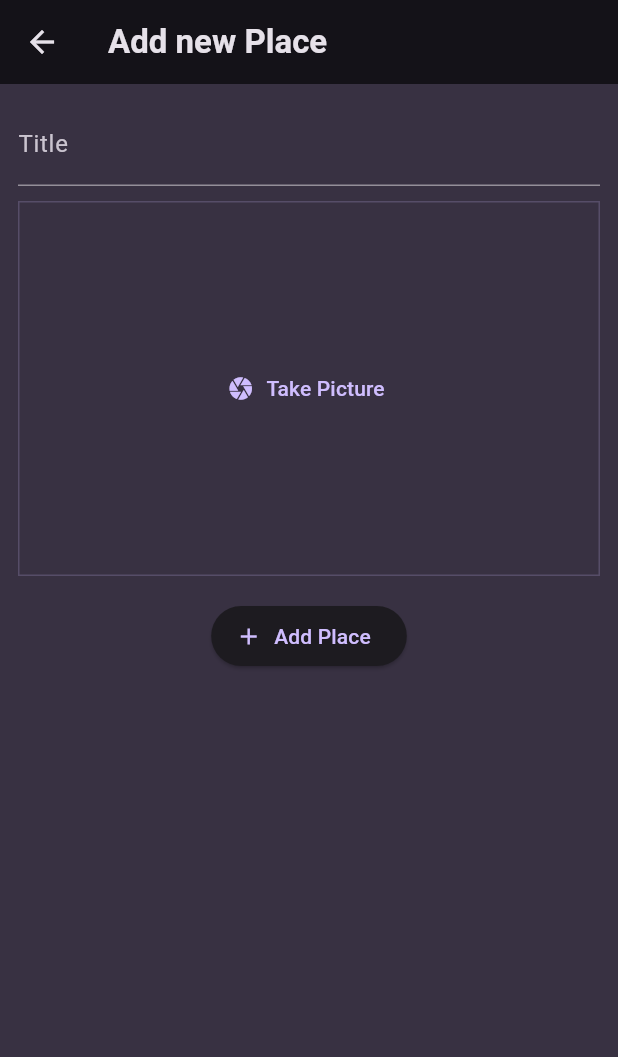
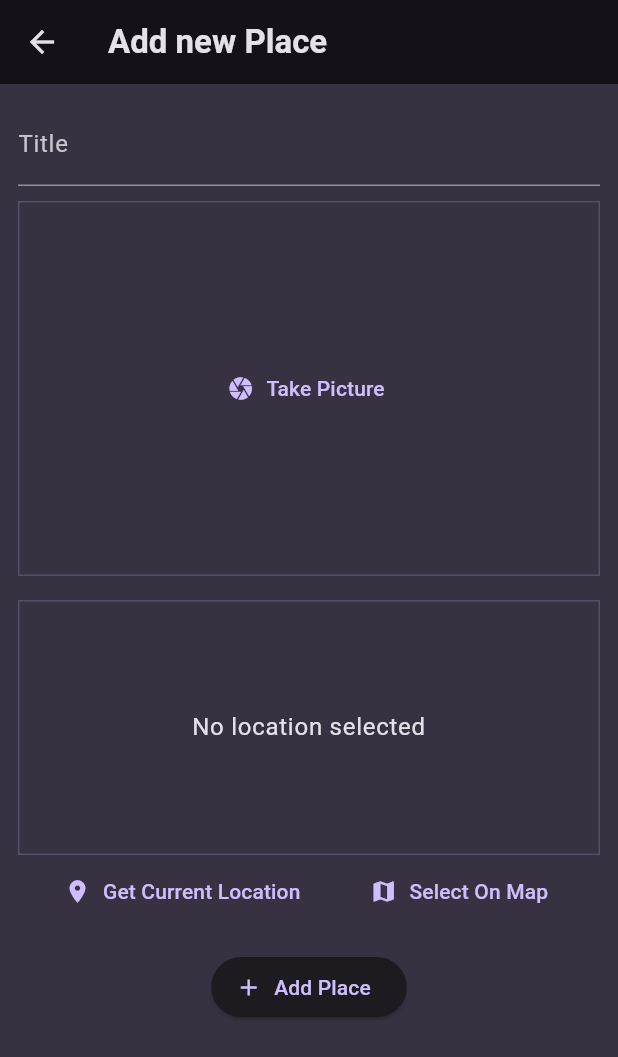
Before and after one commit to atul-kumar-shahi/flutter-projects, a Flutter app: the AddPlaceScreen screen opened directly, on a phone screen of 412 x 824 dp. Shown: the top 1057 px of the screen. Run offline on Flutter 3.47's test engine with Material 3 defaults, Android fonts, the phone set to English and light mode, and no system bars; our stand-ins replace flutter_riverpod, google_fonts, image_picker, location, sqflite, transparent_image; accounts and stored records are empty.

Commit message:
completed interaction with hardware for location and picture

```diff
--- a/favorite_places/lib/models/place.dart
+++ b/favorite_places/lib/models/place.dart
@@ -4,7 +4,7 @@ import 'package:uuid/uuid.dart';
 const  uuid=Uuid();
 
 class Place{
-  Place({required this.title,required this.image}):id=uuid.v4();
+  Place({required this.title,required this.image,String?id}):id=id??uuid.v4();
 
   final String id;
   final String title;
--- a/favorite_places/lib/screeen/add_place.dart
+++ b/favorite_places/lib/screeen/add_place.dart
@@ -1,5 +1,6 @@
 import 'dart:io';
 
+import 'package:favorite_places/widgets/location_input.dart';
 import 'package:flutter/material.dart';
 import 'package:flutter_riverpod/flutter_riverpod.dart';
 
@@ -58,6 +59,8 @@ class _AddPlaceScreenState extends ConsumerState<AddPlaceScreen> {
               _selectedImage= image;
             },),
             const SizedBox(height: 16,),
+            LocationInput(),
+            const SizedBox(height: 16,),
             ElevatedButton.icon(onPressed: _savePlace, label: const Text('Add Place'),icon: const Icon(Icons.add),),
           ],
         ),
--- /dev/null
+++ b/favorite_places/lib/widgets/location_input.dart
@@ -0,0 +1,97 @@
+import 'package:flutter/material.dart';
+import 'package:location/location.dart';
+
+class LocationInput extends StatefulWidget {
+  const LocationInput({super.key});
+
+  @override
+  State<LocationInput> createState() => _LocationInputState();
+}
+
+class _LocationInputState extends State<LocationInput> {
+  Location?_pickedLocation;
+  var _isGettingLocation=false;
+
+
+
+  void _getCurrentLocation() async{
+
+    Location location = Location();
+
+    bool serviceEnabled;
+    PermissionStatus permissionGranted;
+    LocationData locationData;
+
+    serviceEnabled = await location.serviceEnabled();
+    if (!serviceEnabled) {
+      serviceEnabled = await location.requestService();
+      if (!serviceEnabled) {
+        return;
+      }
+    }
+
+    permissionGranted = await location.hasPermission();
+    if (permissionGranted == PermissionStatus.denied) {
+      permissionGranted = await location.requestPermission();
+      if (permissionGranted != PermissionStatus.granted) {
+        return;
+      }
+    }
+
+    setState(() {
+       _isGettingLocation=true;
+    });
+    locationData = await location.getLocation();
+
+    setState(() {
+     _isGettingLocation=false;
+    });
+    print(locationData.latitude);
+    print(locationData.longitude);
+  }
+  @override
+  Widget build(BuildContext context) {
+
+    Widget previewContent= Text(
+      'No location selected',
+      textAlign: TextAlign.center,
+      style: Theme.of(context).textTheme.bodyLarge!
+          .copyWith(color: Theme.of(context).colorScheme.onBackground),
+    );
+    if(_isGettingLocation)
+      {
+        previewContent=const CircularProgressIndicator();
+      }
+    return Column(
+      children: [
+        Container(
+          alignment: Alignment.center,
+          height: 170,
+          width: double.infinity,
+          decoration: BoxDecoration(
+            border: Border.all(
+              width: 1,
+              color: Theme.of(context).colorScheme.primary.withOpacity(0.2),
+            ),
+          ),
+          child:previewContent,
+        ),
+        Row(
+          mainAxisAlignment: MainAxisAlignment.spaceEvenly,
+          children: [
+            TextButton.icon(
+              onPressed:_getCurrentLocation,
+              icon: const Icon(Icons.location_on),
+              label: const Text('Get Current Location'),
+            ),
+            TextButton.icon(
+              onPressed: () {},
+              icon: const Icon(Icons.map),
+              label: const Text('Select On Map'),
+            )
+          ],
+        )
+      ],
+    );
+  }
+}
--- a/favorite_places/pubspec.yaml
+++ b/favorite_places/pubspec.yaml
@@ -39,6 +39,10 @@ dependencies:
   flutter_riverpod: ^2.4.9
   uuid: ^4.2.2
   image_picker: ^1.0.5
+  location: ^5.0.3
+  path_provider: ^2.1.1
+  path: ^1.8.3
+  sqflite: ^2.3.0
 
 dev_dependencies:
   flutter_test:
```
Also changed, not shown: favorite_places/lib/providers/user_places.dart (+40 -2 lines), favorite_places/lib/screeen/places.dart (+37 -11 lines), favorite_places/pubspec.lock, 2 other files.
